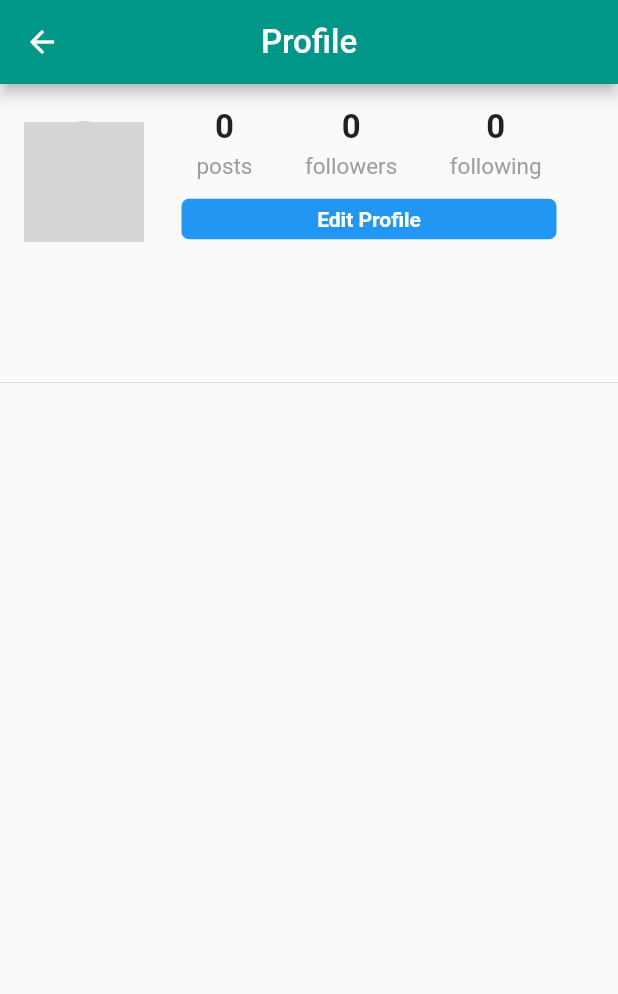
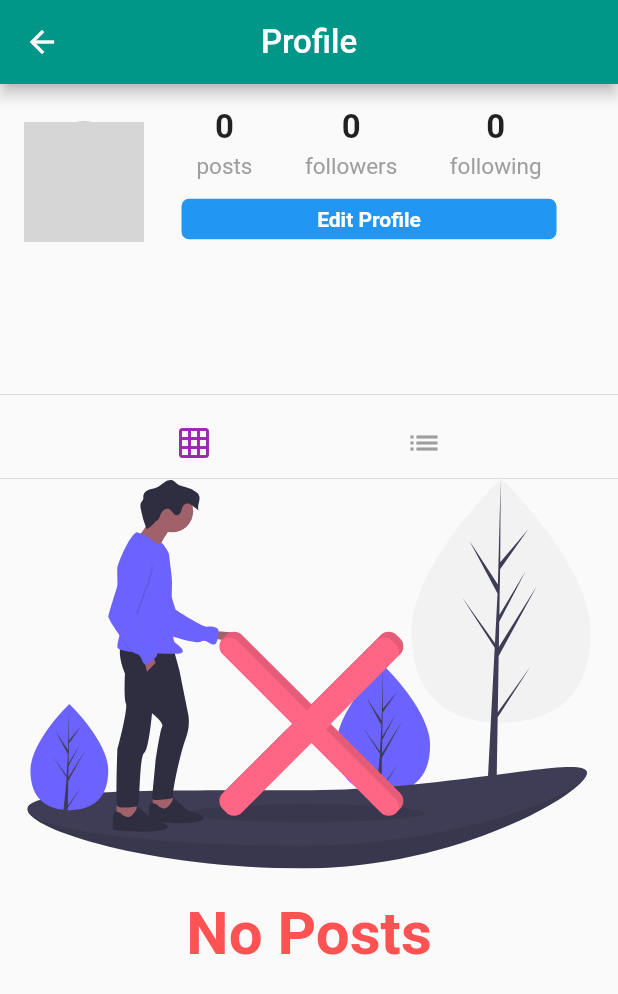
Before and after one commit to jwlim94/lostandfound, a Flutter app: the Profile screen opened directly, on a phone screen of 412 x 824 dp. Shown: the top 994 px of the screen. Run offline on Flutter 3.47's test engine with Material 2 defaults, Android fonts, the phone set to English and light mode, and no system bars; our stand-ins replace cached_network_image, cloud_firestore, firebase_auth, firebase_core, firebase_storage, flutter_svg and 4 more; accounts and stored records are empty; network calls fail; grey boxes are pictures that could not be loaded.

Commit message:
complete profile page(section 10)

```diff
--- a/lib/pages/profile.dart
+++ b/lib/pages/profile.dart
@@ -5,7 +5,9 @@ import 'package:flutter_application_1/models/user.dart';
 import 'package:flutter_application_1/pages/home.dart';
 import 'package:flutter_application_1/widgets/header.dart';
 import 'package:flutter_application_1/widgets/post.dart';
+import 'package:flutter_application_1/widgets/post_tile.dart';
 import 'package:flutter_application_1/widgets/progress.dart';
+import 'package:flutter_svg/flutter_svg.dart';
 
 import 'edit_profile.dart';
 
@@ -20,6 +22,7 @@ class Profile extends StatefulWidget {
 
 class _ProfileState extends State<Profile> {
   final String? currentUserId = currentUser?.id;
+  String postOrientation = 'grid';
   bool isLoding = false;
   int postCount = 0;
   List<Post> posts = [];
@@ -30,7 +33,7 @@ class _ProfileState extends State<Profile> {
     getProfilePosts();
   }
 
-  // fetching posts from firestore
+  // fetching posts from 'post.dart'
   getProfilePosts() async {
     setState(() {
       isLoding = true;
@@ -203,12 +206,78 @@ class _ProfileState extends State<Profile> {
   }
 
   // display posts after fetching them
-  buildProfilePost() {
+  buildProfilePosts() {
     if (isLoding) {
       return circularProgress();
+    } else if (posts.isEmpty) {
+      return Container(
+        child: Column(
+          mainAxisAlignment: MainAxisAlignment.center,
+          children: <Widget>[
+            SvgPicture.asset('assets/images/no_content.svg', height: 260.0),
+            Padding(
+              padding: EdgeInsets.only(top: 20.0),
+              child: Text(
+                'No Posts',
+                style: TextStyle(
+                  color: Colors.redAccent,
+                  fontSize: 40.0,
+                  fontWeight: FontWeight.bold,
+                ),
+              ),
+            ),
+          ],
+        ),
+      );
+    } else if (postOrientation == 'grid') {
+      List<GridTile> gridTiles = [];
+      posts.forEach((post) {
+        gridTiles.add(GridTile(
+          child: PostTile(post),
+        ));
+      });
+      return GridView.count(
+        crossAxisCount: 3,
+        childAspectRatio: 1.0,
+        mainAxisSpacing: 1.5,
+        crossAxisSpacing: 1.5,
+        shrinkWrap: true,
+        physics: NeverScrollableScrollPhysics(),
+        children: gridTiles,
+      );
+    } else if (postOrientation == 'list') {
+      return Column(
+        children: posts,
+      );
     }
-    return Column(
-      children: posts,
+  }
+
+  setPostOrientation(String orientation) {
+    setState(() {
+      this.postOrientation = orientation;
+    });
+  }
+
+  buildTogglePostOrientation() {
+    return Row(
+      mainAxisAlignment: MainAxisAlignment.spaceEvenly,
+      children: <Widget>[
+        IconButton(
+          // () => syntax works, without it does not work... why?
+          onPressed: () => setPostOrientation('grid'),
+          icon: Icon(Icons.grid_on),
+          color: postOrientation == 'grid'
+              ? Theme.of(context).colorScheme.primary
+              : Colors.grey,
+        ),
+        IconButton(
+          onPressed: () => setPostOrientation('list'),
+          icon: Icon(Icons.list),
+          color: postOrientation == 'list'
+              ? Theme.of(context).colorScheme.primary
+              : Colors.grey,
+        ),
+      ],
     );
   }
 
@@ -219,10 +288,12 @@ class _ProfileState extends State<Profile> {
       body: ListView(
         children: <Widget>[
           buildProfileHeader(),
+          Divider(),
+          buildTogglePostOrientation(),
           Divider(
             height: 0.0,
           ),
-          buildProfilePost(),
+          buildProfilePosts(),
         ],
       ),
     );
--- a/pubspec.yaml
+++ b/pubspec.yaml
@@ -83,6 +83,7 @@ flutter:
     - assets/images/google_signin_button.png
     - assets/images/search.svg
     - assets/images/upload.svg
+    - assets/images/no_content.svg
   # To add assets to your application, add an assets section, like this:
   # assets:
   #   - images/a_dot_burr.jpeg
```
Also changed, not shown: lib/widgets/custom_image.dart (added, +14 -0 lines), lib/widgets/post.dart (+6 -2 lines), lib/widgets/post_tile.dart (added, +18 -0 lines), assets/images/no_content.svg (added).
